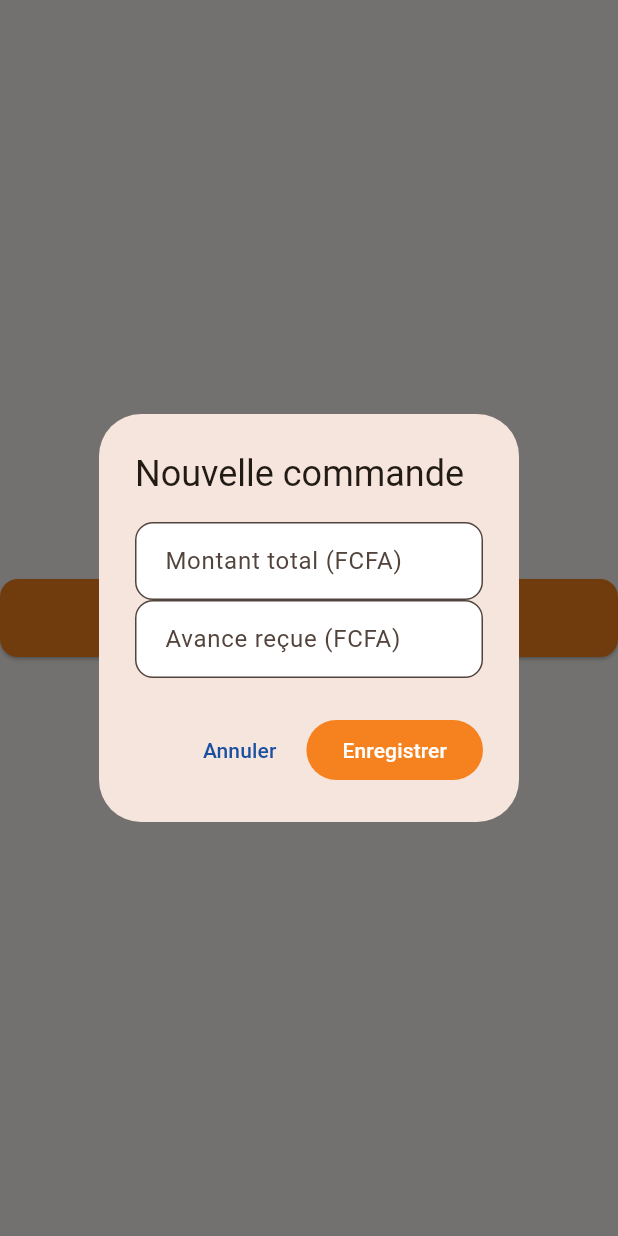
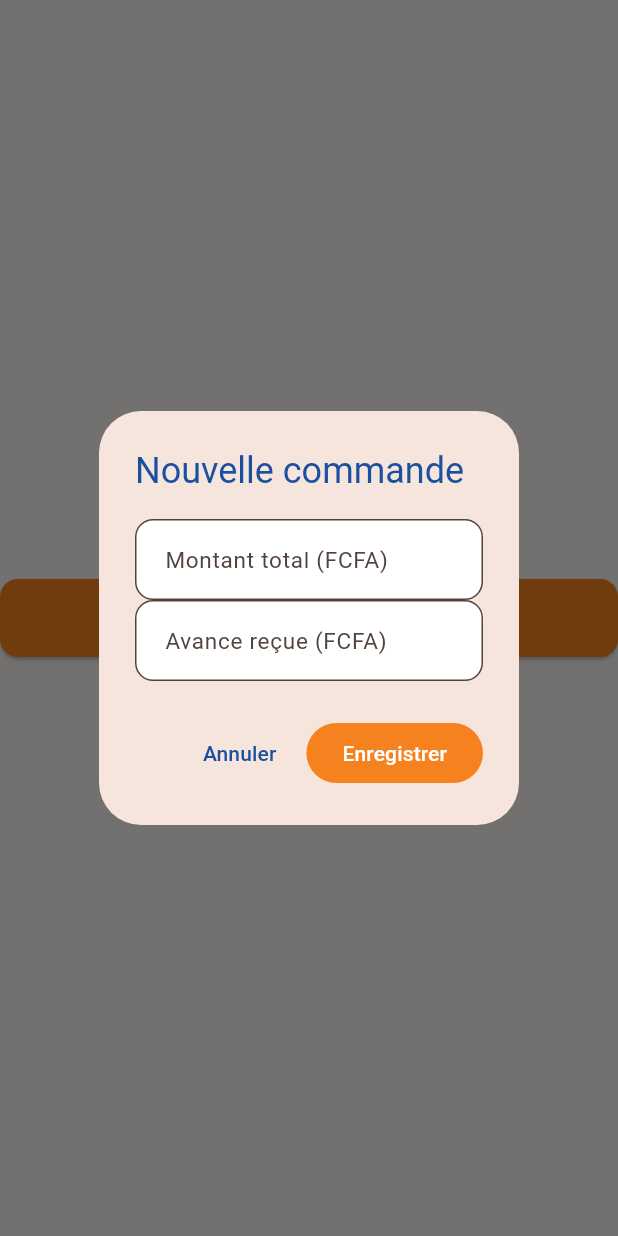
Before and after one commit to ouattaradanou-debug/forevercare-ai, a Flutter app: the SectionFinancesClient widget shown alone on an empty page, opened directly with empty values, after a tap on "Créer une commande", on a phone screen of 412 x 824 dp. Run offline on Flutter 3.47's test engine with Material 3 defaults, Android fonts, the phone set to English and light mode, and no system bars; our stand-ins replace audioplayers, cached_network_image, connectivity_plus, drift, flutter_image_compress, flutter_local_notifications and 13 more; missing offline and left inert: record; accounts and stored records are empty; generated files the repository leaves out were written again.

Commit message:
Applique les couleurs SEDA Tech et agrandit les textes de la section Finances
Titres de section ("Historique des paiements", "Commandes
précédentes"), titres des dialogues et montants en bleu/orange SEDA
Tech, avec des tailles de police plus grandes (montants, boutons,
champs de saisie, case "Tenue retirée") pour une meilleure lisibilité.
Co-Authored-By: Claude Sonnet 5 <noreply@anthropic.com>
Claude-Session: https://claude.ai/code/session_01HPRTXPCgGzxUX9YW2QHUsa

```diff
--- a/atelier_plus/lib/features/finances/presentation/section_finances_client.dart
+++ b/atelier_plus/lib/features/finances/presentation/section_finances_client.dart
@@ -51,19 +51,27 @@ class _SectionFinancesClientState extends ConsumerState<SectionFinancesClient> {
     final confirme = await showDialog<bool>(
       context: context,
       builder: (context) => AlertDialog(
-        title: Text(titre),
+        title: Text(titre, style: const TextStyle(color: _bleuSeda)),
         content: Column(
           mainAxisSize: MainAxisSize.min,
           children: [
             TextField(
               controller: montantCtrl,
               keyboardType: TextInputType.number,
-              decoration: const InputDecoration(labelText: 'Montant total (FCFA)'),
+              style: const TextStyle(fontSize: 17),
+              decoration: const InputDecoration(
+                labelText: 'Montant total (FCFA)',
+                labelStyle: TextStyle(fontSize: 15),
+              ),
             ),
             TextField(
               controller: avanceCtrl,
               keyboardType: TextInputType.number,
-              decoration: const InputDecoration(labelText: 'Avance reçue (FCFA)'),
+              style: const TextStyle(fontSize: 17),
+              decoration: const InputDecoration(
+                labelText: 'Avance reçue (FCFA)',
+                labelStyle: TextStyle(fontSize: 15),
+              ),
             ),
           ],
         ),
@@ -121,24 +129,39 @@ class _SectionFinancesClientState extends ConsumerState<SectionFinancesClient> {
     final confirme = await showDialog<bool>(
       context: context,
       builder: (context) => AlertDialog(
-        title: const Text('Modifier Montant/Avance/Paiement'),
+        title: const Text(
+          'Modifier Montant/Avance/Paiement',
+          style: TextStyle(color: _bleuSeda, fontSize: 19),
+        ),
         content: Column(
           mainAxisSize: MainAxisSize.min,
           children: [
             TextField(
               controller: montantCtrl,
               keyboardType: TextInputType.number,
-              decoration: const InputDecoration(labelText: 'Montant total (FCFA)'),
+              style: const TextStyle(fontSize: 17),
+              decoration: const InputDecoration(
+                labelText: 'Montant total (FCFA)',
+                labelStyle: TextStyle(fontSize: 15),
+              ),
             ),
             TextField(
               controller: avanceCtrl,
               keyboardType: TextInputType.number,
-              decoration: const InputDecoration(labelText: 'Avance reçue (FCFA)'),
+              style: const TextStyle(fontSize: 17),
+              decoration: const InputDecoration(
+                labelText: 'Avance reçue (FCFA)',
+                labelStyle: TextStyle(fontSize: 15),
+              ),
             ),
             TextField(
               controller: paiementCtrl,
               keyboardType: TextInputType.number,
-              decoration: const InputDecoration(labelText: 'Paiement reçu (FCFA)'),
+              style: const TextStyle(fontSize: 17),
+              decoration: const InputDecoration(
+                labelText: 'Paiement reçu (FCFA)',
+                labelStyle: TextStyle(fontSize: 15),
+              ),
             ),
           ],
         ),
@@ -188,12 +211,16 @@ class _SectionFinancesClientState extends ConsumerState<SectionFinancesClient> {
     final confirme = await showDialog<bool>(
       context: context,
       builder: (context) => AlertDialog(
-        title: const Text('Ajouter un paiement'),
+        title: const Text('Ajouter un paiement', style: TextStyle(color: _bleuSeda)),
         content: TextField(
           controller: montantCtrl,
           autofocus: true,
           keyboardType: TextInputType.number,
-          decoration: const InputDecoration(labelText: 'Montant reçu (FCFA)'),
+          style: const TextStyle(fontSize: 17),
+          decoration: const InputDecoration(
+            labelText: 'Montant reçu (FCFA)',
+            labelStyle: TextStyle(fontSize: 15),
+          ),
         ),
         actions: [
           TextButton(
@@ -252,7 +279,12 @@ class _SectionFinancesClientState extends ConsumerState<SectionFinancesClient> {
           return Center(
             child: ElevatedButton.icon(
               onPressed: _creerNouvelleCommande,
-              style: ElevatedButton.styleFrom(backgroundColor: _orangeSeda, foregroundColor: Colors.white),
+              style: ElevatedButton.styleFrom(
+                backgroundColor: _orangeSeda,
+                foregroundColor: Colors.white,
+                padding: const EdgeInsets.symmetric(horizontal: 20, vertical: 14),
+                textStyle: const TextStyle(fontSize: 16, fontWeight: FontWeight.bold),
+              ),
               icon: const Icon(Icons.add),
               label: const Text('Créer une commande'),
             ),
@@ -291,15 +323,23 @@ class _SectionFinancesClientState extends ConsumerState<SectionFinancesClient> {
                     const SizedBox(height: 8),
                     OutlinedButton(
                       onPressed: () => _modifierCommandeCourante(courante, sommePaiements),
-                      style: OutlinedButton.styleFrom(foregroundColor: _bleuSeda, side: const BorderSide(color: _bleuSeda)),
-                      child: const Text('Modifier Montant/Avance/Paiement'),
+                      style: OutlinedButton.styleFrom(
+                        foregroundColor: _bleuSeda,
+                        side: const BorderSide(color: _bleuSeda),
+                        padding: const EdgeInsets.symmetric(vertical: 14),
+                        textStyle: const TextStyle(fontSize: 16, fontWeight: FontWeight.bold),
+                      ),
+                      child: const Text('Modifier Montant/Avance/Paiement', textAlign: TextAlign.center),
                     ),
                     CheckboxListTile(
                       value: courante.tenueRetiree,
                       activeColor: _bleuSeda,
                       controlAffinity: ListTileControlAffinity.leading,
                       contentPadding: EdgeInsets.zero,
-                      title: const Text('Tenue retirée'),
+                      title: const Text(
+                        'Tenue retirée',
+                        style: TextStyle(fontSize: 17, fontWeight: FontWeight.bold),
+                      ),
                       onChanged: (valeur) => _basculerTenueRetiree(courante, valeur),
                     ),
                   ],
@@ -312,7 +352,12 @@ class _SectionFinancesClientState extends ConsumerState<SectionFinancesClient> {
                 Expanded(
                   child: ElevatedButton.icon(
                     onPressed: () => _ajouterPaiement(courante.id),
-                    style: ElevatedButton.styleFrom(backgroundColor: _orangeSeda, foregroundColor: Colors.white),
+                    style: ElevatedButton.styleFrom(
+                      backgroundColor: _orangeSeda,
+                      foregroundColor: Colors.white,
+                      padding: const EdgeInsets.symmetric(vertical: 14),
+                      textStyle: const TextStyle(fontSize: 15, fontWeight: FontWeight.bold),
+                    ),
                     icon: const Icon(Icons.payments_outlined),
                     label: const Text('Ajouter un paiement'),
                   ),
@@ -321,7 +366,12 @@ class _SectionFinancesClientState extends ConsumerState<SectionFinancesClient> {
                 Expanded(
                   child: OutlinedButton.icon(
                     onPressed: _creerNouvelleCommande,
-                    style: OutlinedButton.styleFrom(foregroundColor: _bleuSeda, side: const BorderSide(color: _bleuSeda)),
+                    style: OutlinedButton.styleFrom(
+                      foregroundColor: _bleuSeda,
+                      side: const BorderSide(color: _bleuSeda),
+                      padding: const EdgeInsets.symmetric(vertical: 14),
+                      textStyle: const TextStyle(fontSize: 15, fontWeight: FontWeight.bold),
+                    ),
                     icon: const Icon(Icons.add_business_outlined),
                     label: const Text('Nouvelle commande'),
                   ),
@@ -329,7 +379,10 @@ class _SectionFinancesClientState extends ConsumerState<SectionFinancesClient> {
               ],
             ),
             const SizedBox(height: 16),
-            Text('Historique des paiements', style: Theme.of(context).textTheme.titleSmall),
+            const Text(
+              'Historique des paiements',
+              style: TextStyle(fontSize: 18, fontWeight: FontWeight.bold, color: _bleuSeda),
+            ),
             paiements.when(
               loading: () => const Center(child: CircularProgressIndicator()),
               error: (erreur, _) => Text('Erreur : $erreur'),
@@ -337,16 +390,22 @@ class _SectionFinancesClientState extends ConsumerState<SectionFinancesClient> {
                 if (liste.isEmpty) {
                   return const Padding(
                     padding: EdgeInsets.all(16),
-                    child: Text('Aucun paiement enregistré.'),
+                    child: Text('Aucun paiement enregistré.', style: TextStyle(fontSize: 16)),
                   );
                 }
                 return Column(
                   children: liste
                       .map(
                         (p) => ListTile(
-                          leading: const Icon(Icons.receipt_long_outlined),
-                          title: Text(Formatters.montant(p.montant)),
-                          subtitle: Text(Formatters.dateCourte(p.datePaiement)),
+                          leading: const Icon(Icons.receipt_long_outlined, color: _bleuSeda),
+                          title: Text(
+                            Formatters.montant(p.montant),
+                            style: const TextStyle(fontSize: 17, fontWeight: FontWeight.bold),
+                          ),
+                          subtitle: Text(
+                            Formatters.dateCourte(p.datePaiement),
+                            style: const TextStyle(fontSize: 14),
+                          ),
                         ),
                       )
                       .toList(),
@@ -355,7 +414,10 @@ class _SectionFinancesClientState extends ConsumerState<SectionFinancesClient> {
             ),
             if (precedentes.isNotEmpty) ...[
               const SizedBox(height: 24),
-              Text('Commandes précédentes', style: Theme.of(context).textTheme.titleSmall),
+              const Text(
+                'Commandes précédentes',
+                style: TextStyle(fontSize: 18, fontWeight: FontWeight.bold, color: _bleuSeda),
+              ),
               const SizedBox(height: 8),
               for (final commande in precedentes) _CarteCommandePrecedente(commande: commande),
             ],
@@ -376,10 +438,10 @@ class _LigneMontant extends StatelessWidget {
   @override
   Widget build(BuildContext context) {
     final style = accent
-        ? Theme.of(context).textTheme.titleMedium?.copyWith(fontWeight: FontWeight.bold, color: _orangeSeda)
-        : Theme.of(context).textTheme.bodyLarge;
+        ? const TextStyle(fontSize: 20, fontWeight: FontWeight.bold, color: _orangeSeda)
+        : const TextStyle(fontSize: 17, color: Color(0xFF231A14));
     return Padding(
-      padding: const EdgeInsets.symmetric(vertical: 4),
+      padding: const EdgeInsets.symmetric(vertical: 6),
       child: Row(
         mainAxisAlignment: MainAxisAlignment.spaceBetween,
         children: [
@@ -422,15 +484,19 @@ class _CarteCommandePrecedente extends ConsumerWidget {
                   children: [
                     Text(
                       Formatters.dateCourte(commande.createdAt),
-                      style: const TextStyle(fontWeight: FontWeight.bold),
+                      style: const TextStyle(fontSize: 16, fontWeight: FontWeight.bold, color: _bleuSeda),
                     ),
-                    Text(Formatters.montant(commande.montantTotal)),
+                    Text(
+                      Formatters.montant(commande.montantTotal),
+                      style: const TextStyle(fontSize: 16, fontWeight: FontWeight.bold),
+                    ),
                   ],
                 ),
-                const SizedBox(height: 4),
+                const SizedBox(height: 6),
                 Text(
                   reste > 0 ? 'Reste à payer : ${Formatters.montant(reste)}' : 'Soldée',
                   style: TextStyle(
+                    fontSize: 15,
                     color: reste > 0 ? _orangeSeda : const Color(0xFF2E7D32),
                     fontWeight: FontWeight.bold,
                   ),
@@ -438,7 +504,10 @@ class _CarteCommandePrecedente extends ConsumerWidget {
                 if (commande.tenueRetiree)
                   const Padding(
                     padding: EdgeInsets.only(top: 4),
-                    child: Text('Tenue retirée', style: TextStyle(color: Color(0xFF6F6259))),
+                    child: Text(
+                      'Tenue retirée',
+                      style: TextStyle(fontSize: 14, color: Color(0xFF6F6259)),
+                    ),
                   ),
               ],
             );
```
